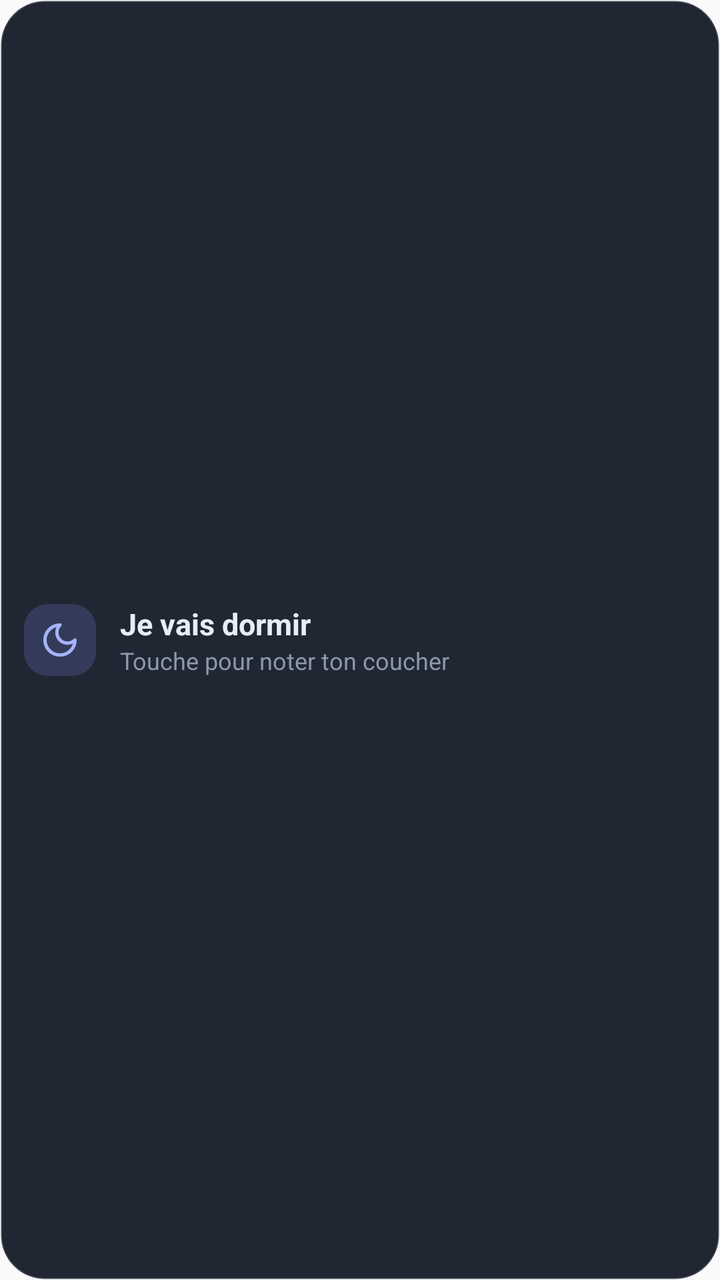
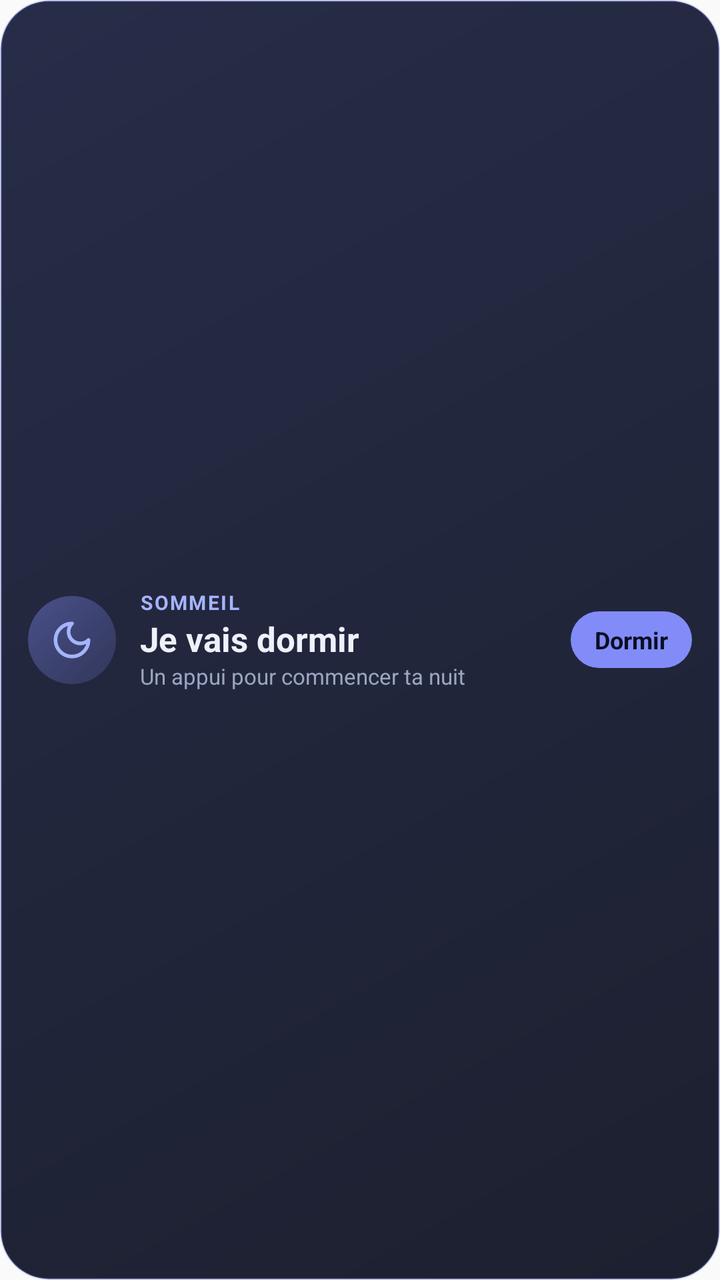

Two renders of the same Android screen: before a commit and after it. Below are the layout's source before the change and the commit's diff.
<!-- AndroidManifest.xml: application theme AppTheme -->
<!-- res/layout/widget_sleep.xml -->
<?xml version="1.0" encoding="utf-8"?>
<LinearLayout xmlns:android="http://schemas.android.com/apk/res/android"
    android:id="@+id/widget_root"
    android:layout_width="match_parent"
    android:layout_height="match_parent"
    android:background="@drawable/widget_bg"
    android:gravity="center_vertical"
    android:orientation="horizontal"
    android:padding="12dp">

    <ImageView
        android:id="@+id/widget_icon"
        android:layout_width="36dp"
        android:layout_height="36dp"
        android:background="@drawable/widget_icon_bg"
        android:padding="8dp"
        android:src="@drawable/ic_widget_moon"
        android:contentDescription="@null" />

    <LinearLayout
        android:layout_width="0dp"
        android:layout_height="wrap_content"
        android:layout_marginStart="12dp"
        android:layout_weight="1"
        android:orientation="vertical">

        <TextView
            android:id="@+id/widget_title"
            android:layout_width="wrap_content"
            android:layout_height="wrap_content"
            android:text="@string/widget_go_to_bed"
            android:textColor="#E8EDF5"
            android:textSize="15sp"
            android:textStyle="bold" />

        <TextView
            android:id="@+id/widget_subtitle"
            android:layout_width="wrap_content"
            android:layout_height="wrap_content"
            android:text="@string/widget_tap_hint"
            android:textColor="#8B98AD"
            android:textSize="12sp" />
    </LinearLayout>
</LinearLayout>
<!-- resources referenced by this layout -->
<resources>
  <!-- drawable ic_widget_moon (drawable) -->
  <?xml version="1.0" encoding="utf-8"?>
  <vector xmlns:android="http://schemas.android.com/apk/res/android"
      android:width="24dp" android:height="24dp" android:viewportWidth="24" android:viewportHeight="24">
      <path android:fillColor="#00000000" android:strokeColor="#A5B4FC" android:strokeWidth="2"
          android:strokeLineCap="round" android:strokeLineJoin="round"
          android:pathData="M12,3a6,6 0,0 0,9 9a9,9 0,1 1,-9 -9Z" />
  </vector>
  <!-- drawable widget_bg (drawable) -->
  <?xml version="1.0" encoding="utf-8"?>
  <shape xmlns:android="http://schemas.android.com/apk/res/android" android:shape="rectangle">
      <solid android:color="#F0131A26" />
      <stroke android:width="1dp" android:color="#33FFFFFF" />
      <corners android:radius="22dp" />
  </shape>
  <!-- drawable widget_icon_bg (drawable) -->
  <?xml version="1.0" encoding="utf-8"?>
  <shape xmlns:android="http://schemas.android.com/apk/res/android" android:shape="rectangle">
      <solid android:color="#33818CF8" />
      <corners android:radius="12dp" />
  </shape>
  <string name="widget_go_to_bed">Je vais dormir</string>
  <string name="widget_tap_hint">Touche pour noter ton coucher</string>
  <style name="AppTheme" parent="Theme.AppCompat.Light.DarkActionBar">
          
          <item name="colorPrimary">@color/colorPrimary</item>
          <item name="colorPrimaryDark">@color/colorPrimaryDark</item>
          <item name="colorAccent">@color/colorAccent</item>
      </style>
</resources>

<!-- the commit's change to res/layout/widget_sleep.xml (unified diff, before → after) -->
@@ -6,14 +6,17 @@
     android:background="@drawable/widget_bg"
     android:gravity="center_vertical"
     android:orientation="horizontal"
-    android:padding="12dp">
+    android:paddingStart="14dp"
+    android:paddingEnd="14dp"
+    android:paddingTop="10dp"
+    android:paddingBottom="10dp">
 
     <ImageView
         android:id="@+id/widget_icon"
-        android:layout_width="36dp"
-        android:layout_height="36dp"
+        android:layout_width="44dp"
+        android:layout_height="44dp"
         android:background="@drawable/widget_icon_bg"
-        android:padding="8dp"
+        android:padding="11dp"
         android:src="@drawable/ic_widget_moon"
         android:contentDescription="@null" />
 
@@ -25,20 +28,55 @@
         android:orientation="vertical">
 
         <TextView
+            android:id="@+id/widget_kicker"
+            android:layout_width="wrap_content"
+            android:layout_height="wrap_content"
+            android:text="@string/widget_kicker_day"
+            android:textAllCaps="true"
+            android:letterSpacing="0.08"
+            android:textColor="#A5B4FC"
+            android:textSize="10sp"
+            android:textStyle="bold" />
+
+        <TextView
             android:id="@+id/widget_title"
             android:layout_width="wrap_content"
             android:layout_height="wrap_content"
             android:text="@string/widget_go_to_bed"
-            android:textColor="#E8EDF5"
-            android:textSize="15sp"
+            android:textColor="#EEF1FA"
+            android:textSize="17sp"
             android:textStyle="bold" />
+
+        <Chronometer
+            android:id="@+id/widget_chrono"
+            android:layout_width="wrap_content"
+            android:layout_height="wrap_content"
+            android:textColor="#FFFFFF"
+            android:textSize="24sp"
+            android:textStyle="bold"
+            android:fontFeatureSettings="tnum"
+            android:visibility="gone" />
 
         <TextView
             android:id="@+id/widget_subtitle"
             android:layout_width="wrap_content"
             android:layout_height="wrap_content"
             android:text="@string/widget_tap_hint"
-            android:textColor="#8B98AD"
-            android:textSize="12sp" />
+            android:textColor="#9AA6C0"
+            android:textSize="11sp" />
     </LinearLayout>
+
+    <TextView
+        android:id="@+id/widget_action"
+        android:layout_width="wrap_content"
+        android:layout_height="wrap_content"
+        android:background="@drawable/widget_pill"
+        android:paddingStart="12dp"
+        android:paddingEnd="12dp"
+        android:paddingTop="6dp"
+        android:paddingBottom="6dp"
+        android:text="@string/widget_action_sleep"
+        android:textColor="#0B0F24"
+        android:textSize="12sp"
+        android:textStyle="bold" />
 </LinearLayout>
<!-- resource entries referenced after the edit -->
@@ -11,18 +11,25 @@
   <!-- drawable widget_bg (drawable) -->
   <?xml version="1.0" encoding="utf-8"?>
   <shape xmlns:android="http://schemas.android.com/apk/res/android" android:shape="rectangle">
-      <solid android:color="#F0131A26" />
-      <stroke android:width="1dp" android:color="#33FFFFFF" />
-      <corners android:radius="22dp" />
+      <gradient android:angle="315" android:startColor="#F01A1F3D" android:endColor="#F00E1222" />
+      <stroke android:width="1dp" android:color="#40818CF8" />
+      <corners android:radius="24dp" />
   </shape>
   <!-- drawable widget_icon_bg (drawable) -->
   <?xml version="1.0" encoding="utf-8"?>
+  <shape xmlns:android="http://schemas.android.com/apk/res/android" android:shape="oval">
+      <gradient android:angle="315" android:startColor="#66818CF8" android:endColor="#26818CF8" />
+  </shape>
+  <!-- drawable widget_pill (drawable) -->
+  <?xml version="1.0" encoding="utf-8"?>
   <shape xmlns:android="http://schemas.android.com/apk/res/android" android:shape="rectangle">
-      <solid android:color="#33818CF8" />
-      <corners android:radius="12dp" />
+      <solid android:color="#FF818CF8" />
+      <corners android:radius="99dp" />
   </shape>
+  <string name="widget_action_sleep">Dormir</string>
   <string name="widget_go_to_bed">Je vais dormir</string>
-  <string name="widget_tap_hint">Touche pour noter ton coucher</string>
+  <string name="widget_kicker_day">Sommeil</string>
+  <string name="widget_tap_hint">Un appui pour commencer ta nuit</string>
   <style name="AppTheme" parent="Theme.AppCompat.Light.DarkActionBar">
           
           <item name="colorPrimary">@color/colorPrimary</item>
